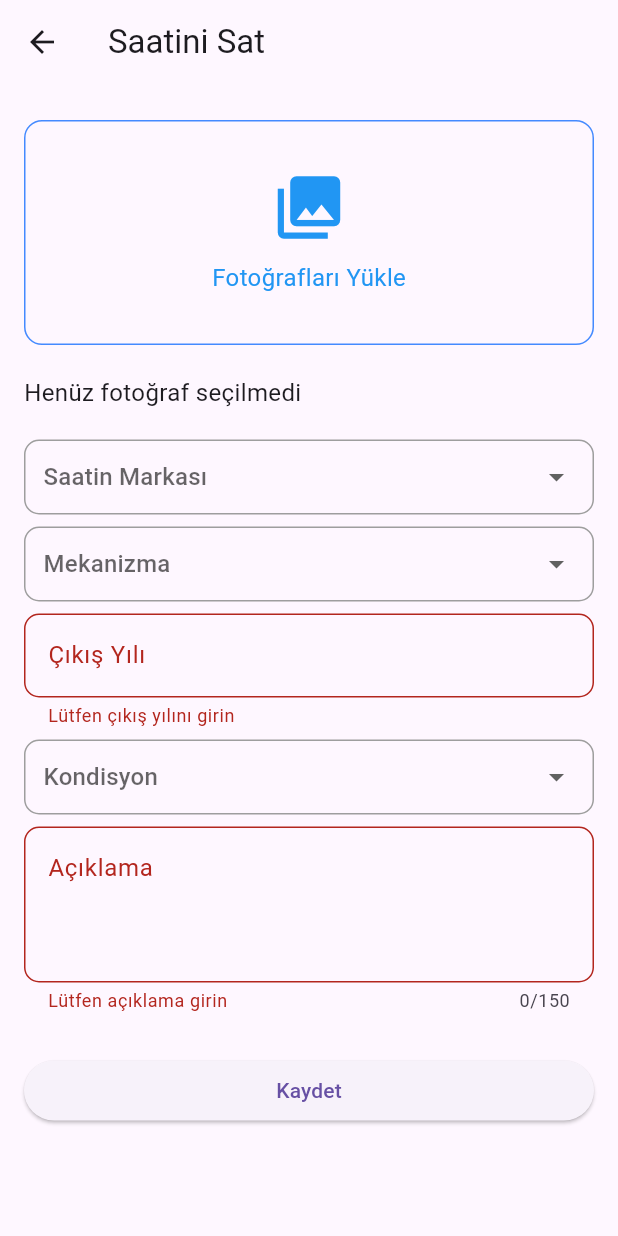
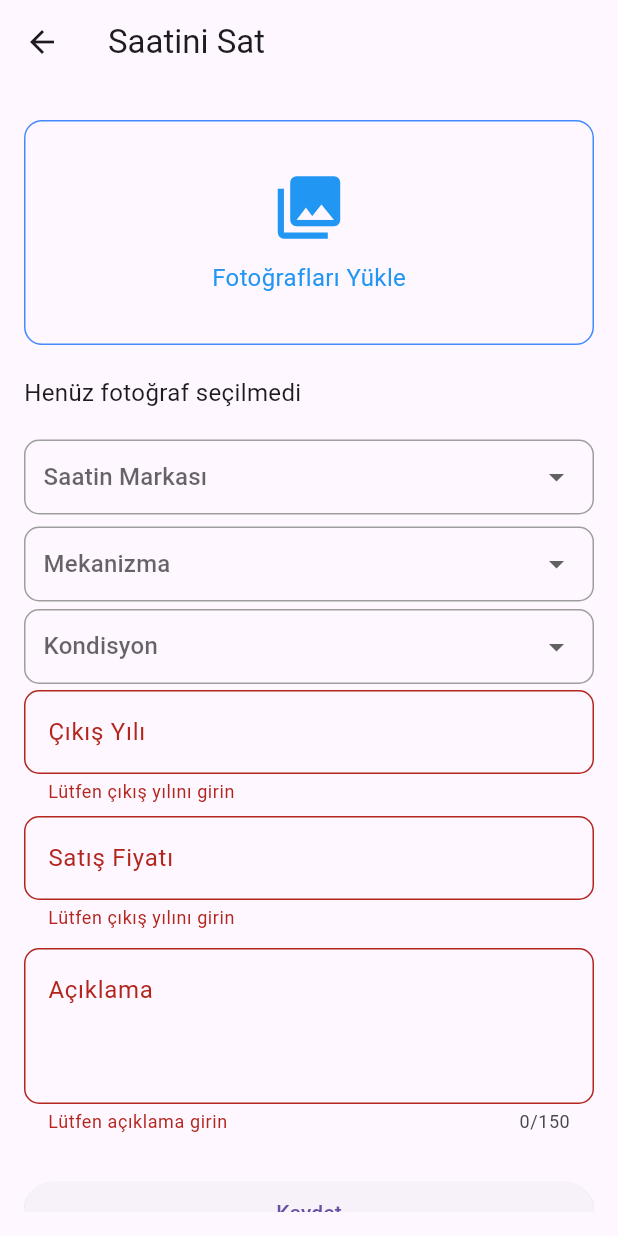
Before and after one commit to Nail-mehmet/clock, a Flutter app: the SellWatchPage screen opened directly, after a tap on "Kaydet", on a phone screen of 412 x 824 dp. Run offline on Flutter 3.47's test engine with Material 3 defaults, Android fonts, the phone set to English and light mode, and no system bars; our stand-ins replace cloud_firestore, firebase_auth, firebase_core, firebase_storage, google_sign_in, image_picker and 2 more; missing offline and left inert: firebase_app_check; accounts and stored records are empty.

Commit message:
renk ayarlaması

```diff
--- a/lib/Screens/Authentication/nav_bar.dart
+++ b/lib/Screens/Authentication/nav_bar.dart
@@ -102,8 +102,8 @@ class _NavBarState extends State<NavBar> {
                         listOfIcons[index],
                         size: size.width * .076,
                         color: index == currentIndex
-                            ? accent
-                            : primaryColor,
+                            ? primaryColor
+                            : secondaryColor,
                       ),
                       SizedBox(height: size.width * .03),
                     ],
--- a/lib/Screens/Profile/sell_watch_page.dart
+++ b/lib/Screens/Profile/sell_watch_page.dart
@@ -21,6 +21,7 @@ class _SellWatchPageState extends State<SellWatchPage> {
   final _formKey = GlobalKey<FormState>();
   final _mechanismTypeController = TextEditingController();
   final _yearController = TextEditingController();
+  final _priceController = TextEditingController();
   final _conditionController = TextEditingController();
   final _descriptionController = TextEditingController();
   String? _selectedBrand;
@@ -100,7 +101,8 @@ class _SellWatchPageState extends State<SellWatchPage> {
         'condition': _condition,
         'description': _descriptionController.text,
         'timestamp': FieldValue.serverTimestamp(),
-        "images": _uploadedFileURLs
+        "images": _uploadedFileURLs,
+        "price": _priceController.text,
       });
 
       ScaffoldMessenger.of(context).showSnackBar(
@@ -114,6 +116,7 @@ class _SellWatchPageState extends State<SellWatchPage> {
       });
       //_mechanismTypeController.clear();
       _yearController.clear();
+      _priceController.clear();
       //_conditionController.clear();
       _descriptionController.clear();
     }
@@ -259,28 +262,8 @@ class _SellWatchPageState extends State<SellWatchPage> {
                   ),
                 ),
               ),
-              // Çıkış Yılı
-              Padding(
-                padding: const EdgeInsets.symmetric(vertical: 8.0),
-                child: TextFormField(
-                  controller: _yearController,
-                  decoration: InputDecoration(
-                    labelText: 'Çıkış Yılı',
-                    border: OutlineInputBorder(
-                      borderRadius: BorderRadius.circular(10),
-                      borderSide: BorderSide(color: Colors.grey, width: 1),
-                    ),
-                  ),
-                  keyboardType: TextInputType.number,
-                  validator: (value) {
-                    if (value == null || value.isEmpty) {
-                      return 'Lütfen çıkış yılını girin';
-                    }
-                    return null;
-                  },
-                ),
-              ),
-
+              SizedBox(height: 5,),
+              // Çıkış Yıl
               // Kondisyon
               Container(
                 padding: const EdgeInsets.symmetric(horizontal: 12.0),
@@ -310,6 +293,47 @@ class _SellWatchPageState extends State<SellWatchPage> {
                   ),
                 ),
               ),
+              Padding(
+                padding: const EdgeInsets.symmetric(vertical: 4.0),
+                child: TextFormField(
+                  controller: _yearController,
+                  decoration: InputDecoration(
+                    labelText: 'Çıkış Yılı',
+                    border: OutlineInputBorder(
+                      borderRadius: BorderRadius.circular(10),
+                      borderSide: BorderSide(color: Colors.grey, width: 1),
+                    ),
+                  ),
+                  keyboardType: TextInputType.number,
+                  validator: (value) {
+                    if (value == null || value.isEmpty) {
+                      return 'Lütfen çıkış yılını girin';
+                    }
+                    return null;
+                  },
+                ),
+              ),
+              Padding(
+                padding: const EdgeInsets.symmetric(vertical: 4.0),
+                child: TextFormField(
+                  controller: _priceController,
+                  decoration: InputDecoration(
+                    labelText: 'Satış Fiyatı',
+                    border: OutlineInputBorder(
+                      borderRadius: BorderRadius.circular(10),
+                      borderSide: BorderSide(color: Colors.grey, width: 1),
+                    ),
+                  ),
+                  keyboardType: TextInputType.number,
+                  validator: (value) {
+                    if (value == null || value.isEmpty) {
+                      return 'Lütfen çıkış yılını girin';
+                    }
+                    return null;
+                  },
+                ),
+              ),
+
 
               // Açıklama
               Padding(
```
Also changed, not shown: lib/Components/color.dart (+4 -4 lines), lib/Screens/Homepage/Home_page.dart (+54 -5 lines), lib/Screens/Homepage/promotion_widget.dart (+5 -4 lines).
